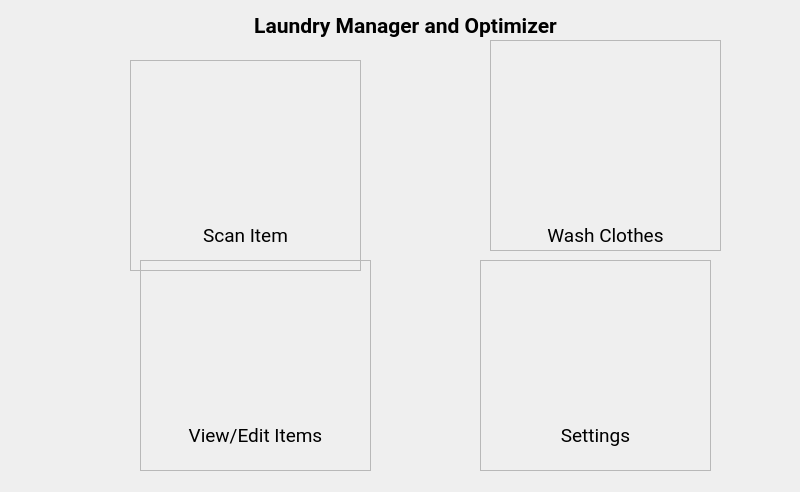
Above: mainmenu.ui from spencerng/lmao before the change. Below: the same form after it.
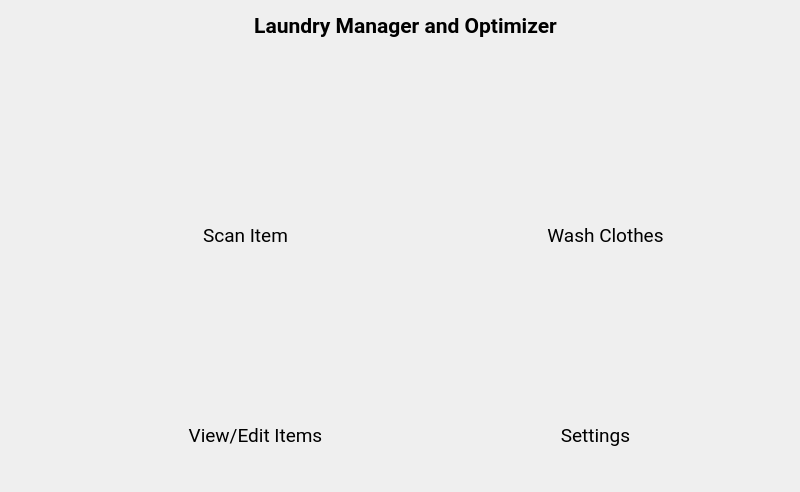
That is the form after the change. Icons and pictures are not drawn.

Commit message: Remove borders around QFrames

Diff of the .ui file:
```diff
--- a/mainmenu.ui
+++ b/mainmenu.ui
@@ -78,7 +78,7 @@
      <bool>true</bool>
     </property>
     <property name="frameShape">
-     <enum>QFrame::StyledPanel</enum>
+     <enum>QFrame::NoFrame</enum>
     </property>
     <property name="frameShadow">
      <enum>QFrame::Raised</enum>
@@ -135,7 +135,7 @@
      </rect>
     </property>
     <property name="frameShape">
-     <enum>QFrame::StyledPanel</enum>
+     <enum>QFrame::NoFrame</enum>
     </property>
     <property name="frameShadow">
      <enum>QFrame::Raised</enum>
@@ -198,7 +198,7 @@
      </rect>
     </property>
     <property name="frameShape">
-     <enum>QFrame::StyledPanel</enum>
+     <enum>QFrame::NoFrame</enum>
     </property>
     <property name="frameShadow">
      <enum>QFrame::Raised</enum>
@@ -255,7 +255,7 @@
      </rect>
     </property>
     <property name="frameShape">
-     <enum>QFrame::StyledPanel</enum>
+     <enum>QFrame::NoFrame</enum>
     </property>
     <property name="frameShadow">
      <enum>QFrame::Raised</enum>
```
The commit also changes 5 other files.
